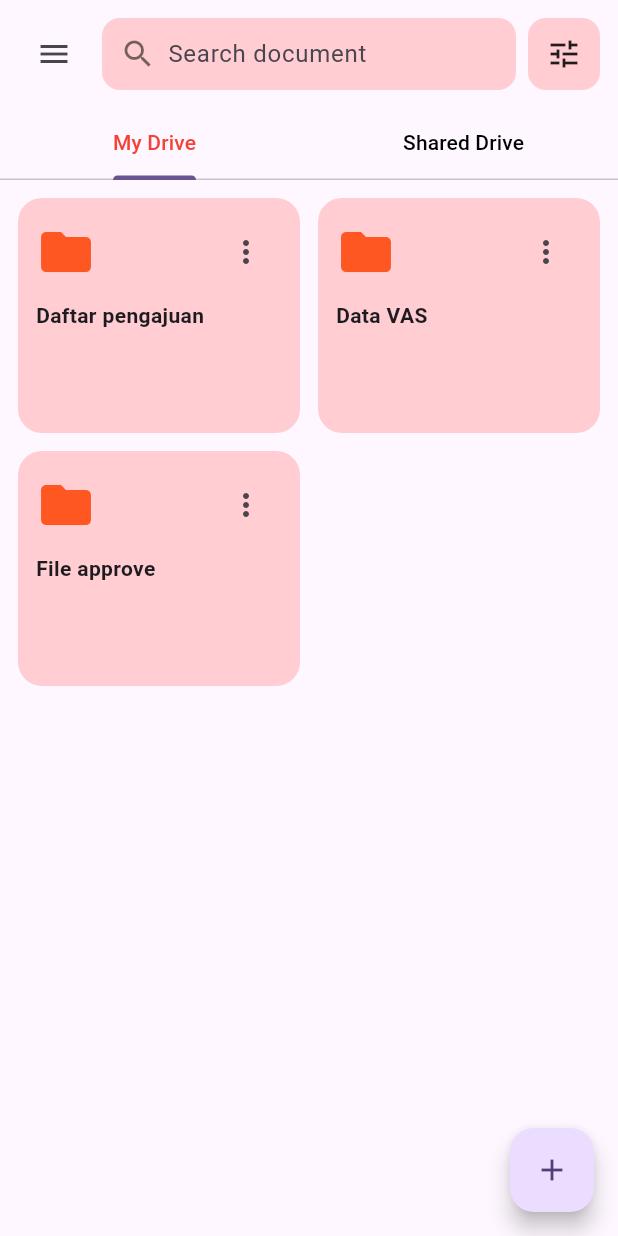
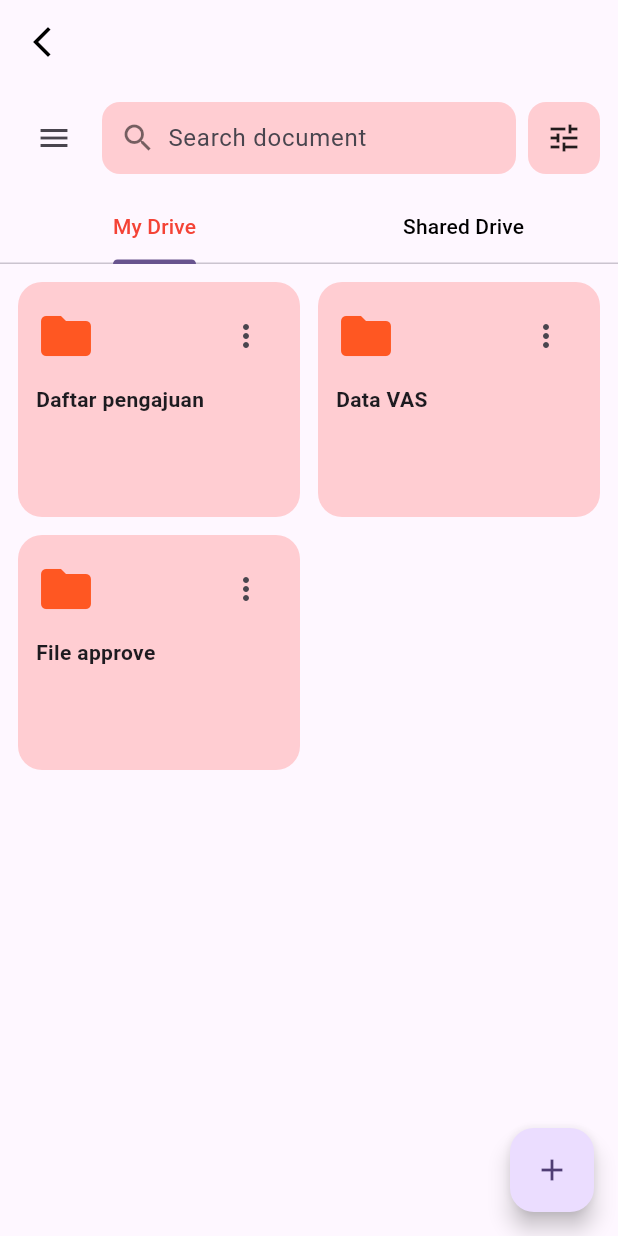
Before and after one commit to davamr2533/magang_vas_mobile, a Flutter app: the DrivePage screen opened directly, on a phone screen of 412 x 824 dp. Run offline on Flutter 3.47's test engine with Material 3 defaults, Android fonts, the phone set to English and light mode, and no system bars; our stand-ins replace dio, equatable, fl_chart, flutter_bloc, flutter_iconly, flutter_spinkit and 5 more; missing offline and left inert: tbib_splash_screen; accounts and stored records are empty; generated files the repository leaves out were written again.

Commit message:
perubahan app bar -need revamp

```diff
--- a/lib/screen/drive/drive_home.dart
+++ b/lib/screen/drive/drive_home.dart
@@ -74,140 +74,14 @@
     return DefaultTabController(
       length: 2,
       child: Scaffold(
-        drawer: Drawer(
-          width: screenWidth / 1.5,
-          shape: const RoundedRectangleBorder(
-            borderRadius: BorderRadius.only(
-              topRight: Radius.circular(30),
-              bottomRight: Radius.circular(30),
-            ),
+        appBar: AppBar(
+          backgroundColor: Colors.transparent,
+          leading: IconButton(
+            onPressed: () {
+              Navigator.pop(context); //Navigasi kembali ke halaman sebelumnya
+            },
+            icon: Icon(Icons.arrow_back_ios_new), color: Colors.black,
           ),
-          child: ListView(
-            padding: EdgeInsets.symmetric(horizontal: 15),
-            children: [
-              Container(
-                padding: EdgeInsets.only(top: screenHeight / 11),
-                child: Row(
-                  children: [
-                    CircleAvatar(radius: 30, child: Icon(IconlyBold.user2)),
-                    const SizedBox(width: 12),
-                    Expanded(
-                      child: Column(
-                        crossAxisAlignment: CrossAxisAlignment.start,
-                        mainAxisAlignment: MainAxisAlignment.center,
-                        children: [
-                          Text(
-                            name ?? "-",
-                            style: GoogleFonts.urbanist(
-                              color: Colors.black,
-                              fontWeight: FontWeight.bold,
-                              fontSize: 16,
-                            ),
-                          ),
-                          Text(
-                            "${jabatan ?? '-'} | ${divisi ?? '-'}",
-                            style: GoogleFonts.urbanist(
-                              color: baseColors.primaryColor,
-                              fontSize: 13,
-                            ),
-                          ),
-                        ],
-                      ),
-                    ),
-                  ],
-                ),
-              ),
-              Container(
-                margin: EdgeInsets.only(top: 30, bottom: 10),
-                height: 1,
-                color: Colors.grey,
-              ),
-              Container(
-                height: screenHeight / 1.35,
-                child: Column(
-                  mainAxisAlignment: MainAxisAlignment.spaceBetween,
-                  children: [
-                    Column(
-                      children: [
-                        divisi == 'VAS' && jabatan == 'Staff'
-                            ? ListTile(
-                                leading: const Icon(IconlyLight.home),
-                                title: Text(
-                                  "Home",
-                                  style: GoogleFonts.urbanist(
-                                    color: Colors.black,
-                                    fontSize: 14,
-                                  ),
-                                ),
-                                onTap: () {
-                                  Navigator.of(
-                                    context,
-                                  ).pushReplacement(routingPage(HomePage()));
-                                },
-                              )
-                            : SizedBox(),
-                        divisi == 'VAS' && jabatan == 'Staff'
-                            ? ListTile(
-                                leading: const Icon(IconlyLight.edit),
-                                title: Text(
-                                  "Pengajuan VAS",
-                                  style: GoogleFonts.urbanist(
-                                    color: Colors.black,
-                                    fontSize: 14,
-                                  ),
-                                ),
-                                onTap: () {
-                                  Navigator.of(
-                                    context,
-                                  ).pushReplacement(routingPage(VasHome()));
-                                },
-                              )
-                            : SizedBox(),
-                        divisi == 'VAS' && jabatan == 'Staff'
-                            ? ListTile(
-                                leading: const Icon(IconlyLight.folder),
-                                title: Text(
-                                  "VAS Drive",
-                                  style: GoogleFonts.urbanist(
-                                    color: Colors.black,
-                                    fontSize: 14,
-                                  ),
-                                ),
-                                onTap: () {
-                                  Navigator.of(
-                                    context,
-                                  ).pushReplacement(routingPage(DrivePage()));
-                                },
-                              )
-                            : SizedBox(),
-                      ],
-                    ),
-                    ListTile(
-                      leading: const Icon(IconlyLight.logout),
-                      title: Text(
-                        "Logout",
-                        style: GoogleFonts.urbanist(
-                          color: Colors.black,
-                          fontSize: 16,
-                        ),
-                      ),
-                      onTap: () async {
-                        await SharedPref.clearLastLogin();
-                        Navigator.of(
-                          context,
-                        ).pushReplacement(routingPage(LoginPage()));
-                      },
-                    ),
-                  ],
-                ),
-              ),
-            ],
-          ),
-        ),
-        appBar: AppBar(
-          toolbarHeight: 0,
-          elevation: 0,
-          backgroundColor: Colors.transparent,
         ),
         body: Column(
           children: [
@@ -218,7 +92,7 @@
                   Builder(
                     builder: (context) => IconButton(
                       icon: const Icon(Icons.menu),
-                      onPressed: () => Scaffold.of(context).openDrawer(),
+                      onPressed: () => Navigator.pop(context),
                     ),
                   ),
                   Expanded(
```
